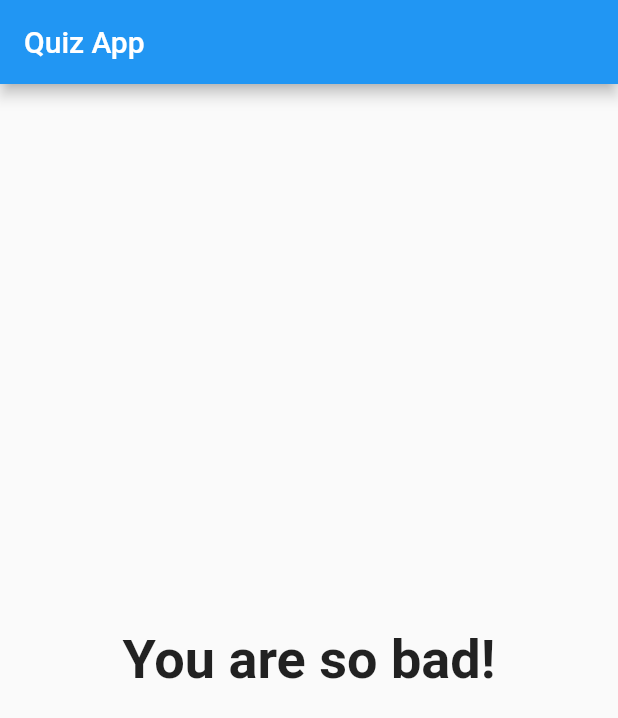
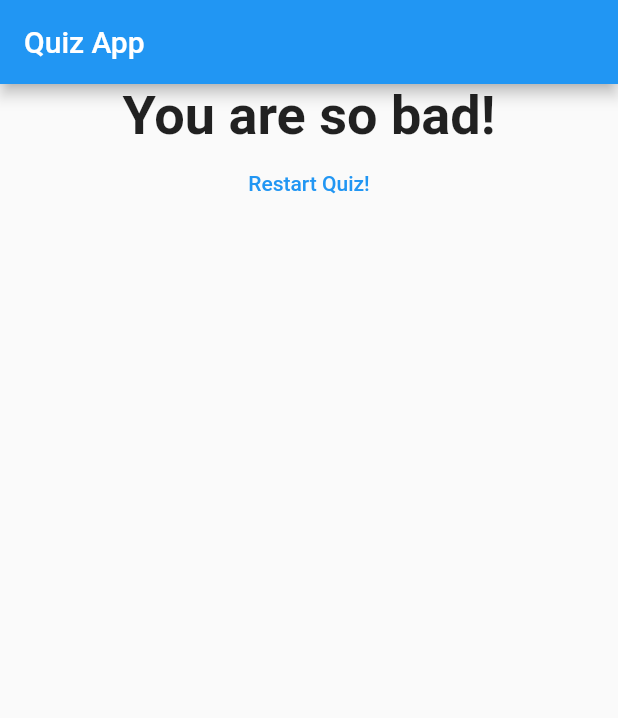
Before and after one commit to theasyncdevaditya/flutter-roadmap-academind, a Flutter app: the screen it shows after launch, after a tap on "Black", after a tap on "Snake", after a tap on "Max", on a phone screen of 412 x 824 dp. Shown: the top 718 px of the screen. Run offline on Flutter 3.47's test engine with Material 2 defaults, Android fonts, the phone set to English and light mode, and no system bars.

Commit message:
Resetting the quiz :zap:

```diff
--- a/quizapp/lib/main.dart
+++ b/quizapp/lib/main.dart
@@ -56,6 +56,13 @@ class _MyAppState extends State<MyApp> {
     }
   }
 
+  void _resetQuiz() {
+    setState(() {
+      _questionIndex = 0;
+      _totalScore = 0;
+    });
+  }
+
   @override
   Widget build(BuildContext context) {
     return MaterialApp(
@@ -74,7 +81,7 @@ class _MyAppState extends State<MyApp> {
                 questions: _questions,
                 answerQuestion: _answerQuestion,
               )
-            : Result(_totalScore),
+            : Result(_totalScore, _resetQuiz),
       ),
     );
   }
--- a/quizapp/lib/result.dart
+++ b/quizapp/lib/result.dart
@@ -2,8 +2,9 @@ import 'package:flutter/material.dart';
 
 class Result extends StatelessWidget {
   final int resultScore;
+  final Function resetQuizHandler;
 
-  const Result(this.resultScore);
+  const Result(this.resultScore, this.resetQuizHandler);
 
   // Getters
   String get resultPhrase {
@@ -25,12 +26,21 @@ class Result extends StatelessWidget {
   @override
   Widget build(BuildContext context) {
     return Center(
-      child: Text(
-        resultPhrase,
-        style: TextStyle(
-          fontSize: 36.0,
-          fontWeight: FontWeight.bold,
-        ),
+      child: Column(
+        children: <Widget>[
+          Text(
+            resultPhrase,
+            style: TextStyle(
+              fontSize: 36.0,
+              fontWeight: FontWeight.bold,
+            ),
+          ),
+          FlatButton(
+            child: Text('Restart Quiz!'),
+            textColor: Colors.blue,
+            onPressed: resetQuizHandler,
+          ),
+        ],
       ),
     );
   }
```
